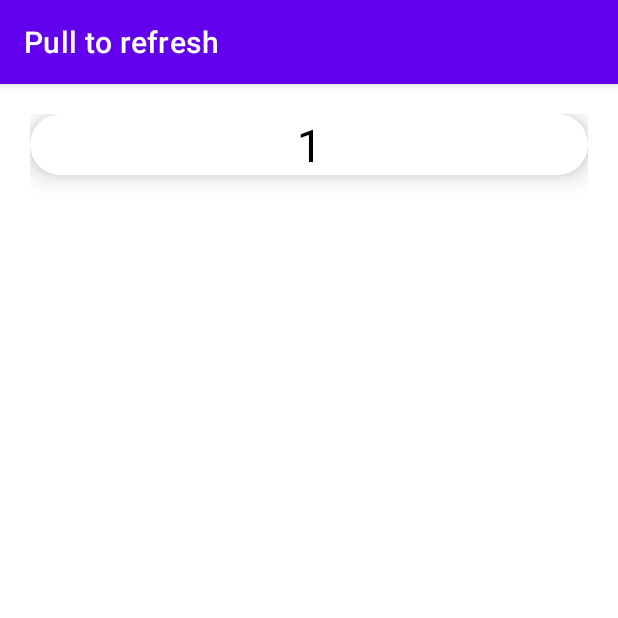
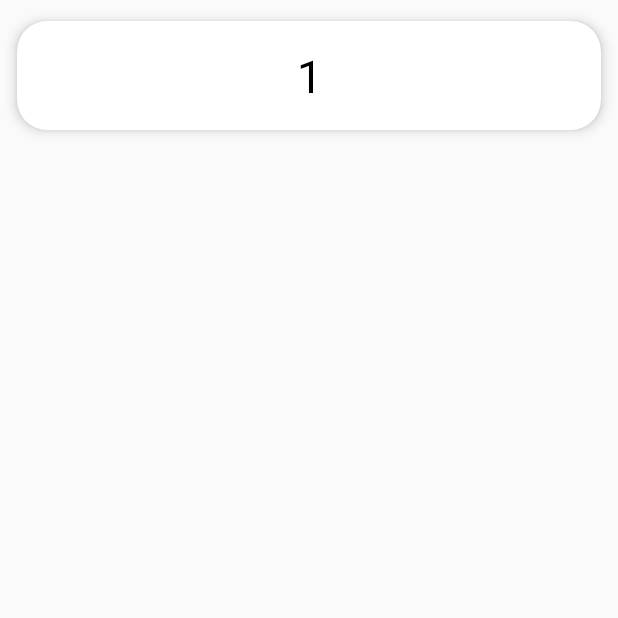
Before and after one commit to not4YU5H/pull_to_refresh, an Android app: the screen it shows after launch (MainActivity), on a phone screen of 412 x 824 dp, the top half of it. Run offline under Robolectric (Android 15) with nearby library versions, the phone set to English and light mode, and no system bars.

Commit message:
Implemented pull to refresh with new cards adding after each refresh

```diff
--- a/app/src/main/AndroidManifest.xml
+++ b/app/src/main/AndroidManifest.xml
@@ -11,7 +11,7 @@
         android:label="@string/app_name"
         android:roundIcon="@mipmap/ic_launcher_round"
         android:supportsRtl="true"
-        android:theme="@style/Theme.PullToRefresh"
+        android:theme="@style/Theme.AppCompat.DayNight.NoActionBar"
         tools:targetApi="31">
         <activity
             android:name=".MainActivity"
--- a/app/src/main/java/com/example/pulltorefresh/MainActivity.kt
+++ b/app/src/main/java/com/example/pulltorefresh/MainActivity.kt
@@ -3,32 +3,66 @@ package com.example.pulltorefresh
 
 import android.os.Bundle
 import android.os.Handler
+import android.os.PersistableBundle
 import android.view.LayoutInflater
 import android.view.View
 import android.widget.TextView
 import androidx.appcompat.app.AppCompatActivity
+import androidx.recyclerview.widget.LinearLayoutManager
 import androidx.swiperefreshlayout.widget.SwipeRefreshLayout
+import kotlinx.android.synthetic.main.activity_main.*
 import java.util.*
 
 
 class MainActivity : AppCompatActivity() {
+
+//    var swipeRefreshLayout: SwipeRefreshLayout? = null
+//    var textView: TextView? = null
+//    var r = 1
+//    override fun onCreate(savedInstanceState: Bundle?) {
+//        super.onCreate(savedInstanceState)
+//        setContentView(R.layout.activity_main)
+//        swipeRefreshLayout = findViewById<View>(R.id.simpleSwipeRefreshLayout) as SwipeRefreshLayout
+//        textView = findViewById<View>(R.id.textView) as TextView
+//
+//        val i1 = 1
+//        textView!!.text = "1"
+//        swipeRefreshLayout!!.setOnRefreshListener {
+//            Handler().postDelayed({
+//                swipeRefreshLayout!!.isRefreshing = false
+//                textView!!.text = r.toString()
+//            }, 1000)
+//            r += i1
+//        }
+//    }
+
     var swipeRefreshLayout: SwipeRefreshLayout? = null
-    var textView: TextView? = null
     var r = 1
     override fun onCreate(savedInstanceState: Bundle?) {
         super.onCreate(savedInstanceState)
         setContentView(R.layout.activity_main)
         swipeRefreshLayout = findViewById<View>(R.id.simpleSwipeRefreshLayout) as SwipeRefreshLayout
-        textView = findViewById<View>(R.id.textView) as TextView
+
+        val arrayList = ArrayList<Model>()
+        arrayList.add(Model(r))
 
         val i1 = 1
-        textView!!.text = "1"
+
         swipeRefreshLayout!!.setOnRefreshListener {
             Handler().postDelayed({
                 swipeRefreshLayout!!.isRefreshing = false
-                textView!!.text = r.toString()
+                arrayList.add(Model(r))
+                val seqAdapter = SeqAdapter(arrayList,this)
+                recyclerView.layoutManager = LinearLayoutManager(this)
+                recyclerView.adapter = seqAdapter
             }, 1000)
             r += i1
         }
+
+        val seqAdapter = SeqAdapter(arrayList,this)
+        recyclerView.layoutManager = LinearLayoutManager(this)
+        recyclerView.adapter = seqAdapter
+
     }
+
 }
--- /dev/null
+++ b/app/src/main/java/com/example/pulltorefresh/Model.kt
@@ -0,0 +1,5 @@
+package com.example.pulltorefresh
+
+class Model (val seq: Int){
+
+}
--- /dev/null
+++ b/app/src/main/java/com/example/pulltorefresh/SeqAdapter.kt
@@ -0,0 +1,29 @@
+package com.example.pulltorefresh
+
+import android.content.Context
+import android.view.LayoutInflater
+import android.view.View
+import android.view.ViewGroup
+import androidx.recyclerview.widget.RecyclerView
+import kotlinx.android.synthetic.main.new_card.view.*
+
+class SeqAdapter(val arrayList : ArrayList<Model>, val context : Context) : RecyclerView.Adapter<SeqAdapter.ViewHolder>() {
+    class ViewHolder(itemView : View) : RecyclerView.ViewHolder(itemView) {
+        fun bindItems(model : Model) {
+            itemView.textView.text = model.seq.toString()
+        }
+    }
+
+    override fun onCreateViewHolder(parent: ViewGroup, viewType: Int): ViewHolder {
+        val v = LayoutInflater.from(parent.context).inflate(R.layout.new_card, parent, false)
+        return ViewHolder(v)
+    }
+
+    override fun onBindViewHolder(holder: ViewHolder, position: Int) {
+        holder.bindItems(arrayList[position])
+    }
+
+    override fun getItemCount(): Int {
+        return arrayList.size
+    }
+}
--- a/app/src/main/res/layout/activity_main.xml
+++ b/app/src/main/res/layout/activity_main.xml
@@ -8,26 +8,13 @@
     <LinearLayout
         android:layout_width="match_parent"
         android:layout_height="match_parent"
-        android:orientation="horizontal"
-        android:padding="20dp">
+        android:orientation="vertical">
 
-        <androidx.cardview.widget.CardView
-            android:layout_width="match_parent"
-            android:layout_height="wrap_content"
-            app:cardElevation="10dp"
-            app:cardCornerRadius="20dp"
-            android:padding="5dp"
-            app:cardBackgroundColor="@color/white"
-            app:cardMaxElevation="10dp">
+    <androidx.recyclerview.widget.RecyclerView
+        android:layout_width="match_parent"
+        android:layout_height="wrap_content"
+        android:id="@+id/recyclerView"/>
 
-            <TextView
-                android:id="@+id/textView"
-                android:layout_width="match_parent"
-                android:layout_height="wrap_content"
-                android:textAlignment="center"
-                android:textColor="#000"
-                android:textSize="30dp" />
-        </androidx.cardview.widget.CardView>
     </LinearLayout>
 
 </androidx.swiperefreshlayout.widget.SwipeRefreshLayout>
--- a/app/src/main/res/layout/new_card.xml
+++ b/app/src/main/res/layout/new_card.xml
@@ -1,26 +1,54 @@
 <?xml version="1.0" encoding="utf-8"?>
 
-<LinearLayout xmlns:android="http://schemas.android.com/apk/res/android"
+<!--<LinearLayout xmlns:android="http://schemas.android.com/apk/res/android"-->
+<!--    android:layout_width="match_parent"-->
+<!--    android:layout_height="match_parent"-->
+<!--    xmlns:app="http://schemas.android.com/apk/res-auto">-->
+
+<!--    <androidx.cardview.widget.CardView-->
+<!--        android:layout_width="match_parent"-->
+<!--        android:layout_height="wrap_content"-->
+<!--        app:cardElevation="10dp"-->
+<!--        app:cardCornerRadius="20dp"-->
+<!--        android:padding="5dp"-->
+<!--        app:cardBackgroundColor="@color/white"-->
+<!--        app:cardMaxElevation="10dp">-->
+
+<!--        <TextView-->
+<!--            android:id="@+id/textView"-->
+<!--            android:layout_width="match_parent"-->
+<!--            android:layout_height="wrap_content"-->
+<!--            android:textAlignment="center"-->
+<!--            android:textColor="#000"-->
+<!--            android:textSize="30dp" />-->
+<!--    </androidx.cardview.widget.CardView>-->
+
+<!--</LinearLayout>-->
+
+<androidx.cardview.widget.CardView
+    xmlns:android="http://schemas.android.com/apk/res/android"
     android:layout_width="match_parent"
-    android:layout_height="match_parent"
-    xmlns:app="http://schemas.android.com/apk/res-auto">
+    android:layout_height="wrap_content"
+    xmlns:app="http://schemas.android.com/apk/res-auto"
+    app:cardCornerRadius="20dp"
+    app:cardElevation="5dp"
+    app:cardMaxElevation="5dp"
+    app:cardUseCompatPadding="true">
 
-    <androidx.cardview.widget.CardView
+    <RelativeLayout
         android:layout_width="match_parent"
         android:layout_height="wrap_content"
-        app:cardElevation="10dp"
-        app:cardCornerRadius="20dp"
-        android:padding="5dp"
-        app:cardBackgroundColor="@color/white"
-        app:cardMaxElevation="10dp">
+        android:padding="16dp">
 
         <TextView
-            android:id="@+id/textView"
             android:layout_width="match_parent"
             android:layout_height="wrap_content"
+            android:id="@+id/textView"
+            android:textSize="30dp"
             android:textAlignment="center"
-            android:textColor="#000"
-            android:textSize="30dp" />
-    </androidx.cardview.widget.CardView>
+            android:text="Hi"
+            android:textColor="@color/black"/>
 
-</LinearLayout>
+    </RelativeLayout>
+
+</androidx.cardview.widget.CardView>
```
